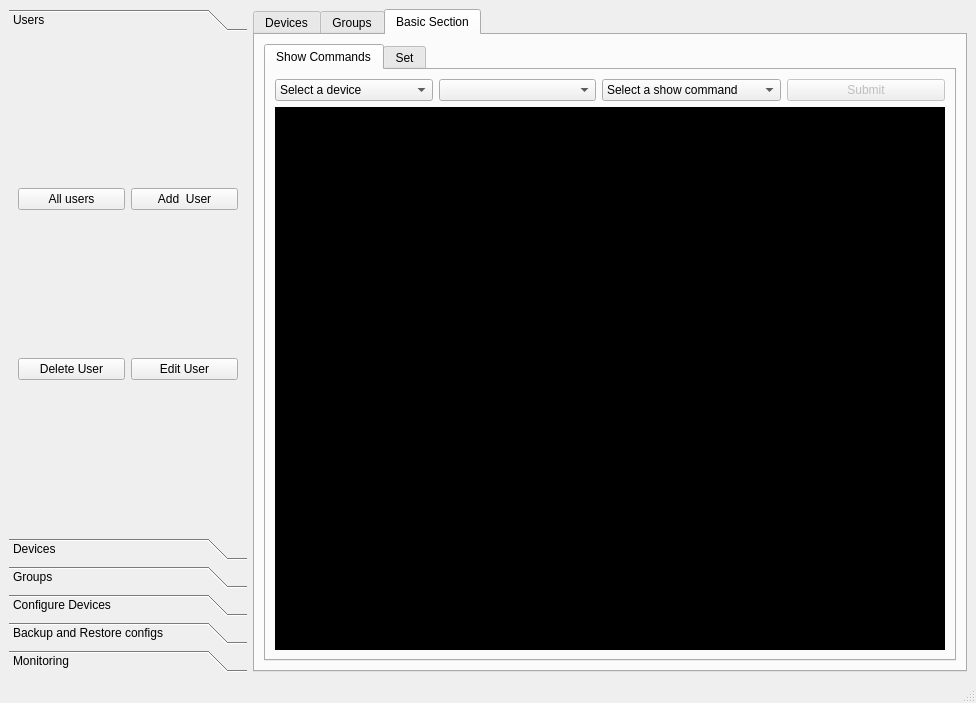
First picture: the form in main.ui, repository saad909/cnsrc, before the edit.
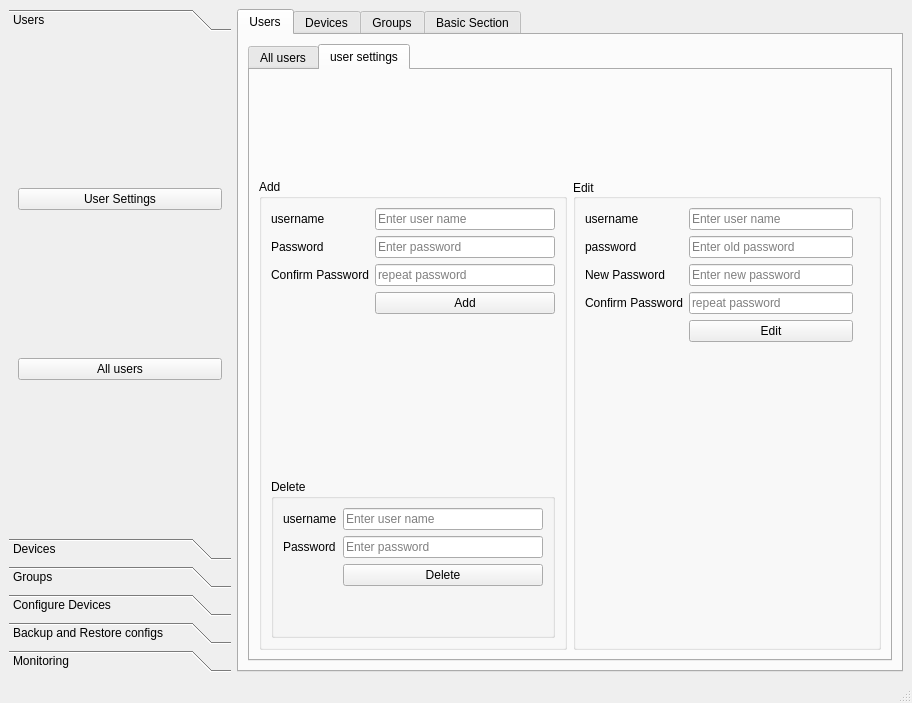
Second picture: the form after the edit. The open tabs and pages were chosen to show the change.

Commit message: Successful - users section gui created and connected with backend

```diff
--- a/main.ui
+++ b/main.ui
@@ -6,7 +6,7 @@
    <rect>
     <x>0</x>
     <y>0</y>
-    <width>976</width>
+    <width>912</width>
     <height>703</height>
    </rect>
   </property>
@@ -36,8 +36,291 @@
        <string notr="true"/>
       </property>
       <property name="currentIndex">
-       <number>2</number>
+       <number>0</number>
       </property>
+      <widget class="QWidget" name="tab_7">
+       <attribute name="title">
+        <string>Users</string>
+       </attribute>
+       <layout class="QGridLayout" name="gridLayout_19">
+        <item row="0" column="0">
+         <widget class="QTabWidget" name="tab_users">
+          <property name="currentIndex">
+           <number>1</number>
+          </property>
+          <widget class="QWidget" name="tab_8">
+           <attribute name="title">
+            <string>All users</string>
+           </attribute>
+          </widget>
+          <widget class="QWidget" name="tab_24">
+           <attribute name="title">
+            <string>user settings</string>
+           </attribute>
+           <layout class="QGridLayout" name="gridLayout">
+            <item row="0" column="0">
+             <layout class="QHBoxLayout" name="horizontalLayout_3">
+              <property name="leftMargin">
+               <number>0</number>
+              </property>
+              <property name="topMargin">
+               <number>100</number>
+              </property>
+              <item>
+               <widget class="QGroupBox" name="groupBox_3">
+                <property name="title">
+                 <string>Add</string>
+                </property>
+                <layout class="QGridLayout" name="gridLayout_9">
+                 <item row="1" column="0">
+                  <widget class="QLabel" name="label_5">
+                   <property name="text">
+                    <string>Password</string>
+                   </property>
+                  </widget>
+                 </item>
+                 <item row="0" column="1">
+                  <widget class="QLineEdit" name="txt_usr_add_username">
+                   <property name="placeholderText">
+                    <string>Enter user name</string>
+                   </property>
+                  </widget>
+                 </item>
+                 <item row="2" column="0">
+                  <widget class="QLabel" name="label_6">
+                   <property name="text">
+                    <string>Confirm Password</string>
+                   </property>
+                  </widget>
+                 </item>
+                 <item row="0" column="0">
+                  <widget class="QLabel" name="label_2">
+                   <property name="text">
+                    <string>username</string>
+                   </property>
+                  </widget>
+                 </item>
+                 <item row="2" column="1">
+                  <widget class="QLineEdit" name="txt_usr_add_confirm_password">
+                   <property name="echoMode">
+                    <enum>QLineEdit::Password</enum>
+                   </property>
+                   <property name="placeholderText">
+                    <string>repeat password</string>
+                   </property>
+                  </widget>
+                 </item>
+                 <item row="1" column="1">
+                  <widget class="QLineEdit" name="txt_usr_add_password">
+                   <property name="echoMode">
+                    <enum>QLineEdit::Password</enum>
+                   </property>
+                   <property name="placeholderText">
+                    <string>Enter password</string>
+                   </property>
+                  </widget>
+                 </item>
+                 <item row="4" column="1">
+                  <spacer name="verticalSpacer_5">
+                   <property name="orientation">
+                    <enum>Qt::Vertical</enum>
+                   </property>
+                   <property name="sizeHint" stdset="0">
+                    <size>
+                     <width>20</width>
+                     <height>40</height>
+                    </size>
+                   </property>
+                  </spacer>
+                 </item>
+                 <item row="5" column="0" colspan="2">
+                  <widget class="QGroupBox" name="groupBox_8">
+                   <property name="title">
+                    <string>Delete</string>
+                   </property>
+                   <layout class="QGridLayout" name="gridLayout_14">
+                    <item row="0" column="1">
+                     <widget class="QLineEdit" name="txt_usr_del_username">
+                      <property name="placeholderText">
+                       <string>Enter user name</string>
+                      </property>
+                     </widget>
+                    </item>
+                    <item row="1" column="1">
+                     <widget class="QLineEdit" name="txt_usr_del_password">
+                      <property name="echoMode">
+                       <enum>QLineEdit::Password</enum>
+                      </property>
+                      <property name="placeholderText">
+                       <string>Enter password</string>
+                      </property>
+                     </widget>
+                    </item>
+                    <item row="0" column="0">
+                     <widget class="QLabel" name="label_17">
+                      <property name="text">
+                       <string>username</string>
+                      </property>
+                     </widget>
+                    </item>
+                    <item row="1" column="0">
+                     <widget class="QLabel" name="label_18">
+                      <property name="text">
+                       <string>Password</string>
+                      </property>
+                     </widget>
+                    </item>
+                    <item row="2" column="1">
+                     <widget class="QPushButton" name="btn_usr_del_delete">
+                      <property name="text">
+                       <string>Delete</string>
+                      </property>
+                     </widget>
+                    </item>
+                    <item row="3" column="1">
+                     <spacer name="verticalSpacer_4">
+                      <property name="orientation">
+                       <enum>Qt::Vertical</enum>
+                      </property>
+                      <property name="sizeHint" stdset="0">
+                       <size>
+                        <width>20</width>
+                        <height>40</height>
+                       </size>
+                      </property>
+                     </spacer>
+                    </item>
+                   </layout>
+                  </widget>
+                 </item>
+                 <item row="3" column="1">
+                  <widget class="QPushButton" name="btn_usr_add_add">
+                   <property name="text">
+                    <string>Add</string>
+                   </property>
+                  </widget>
+                 </item>
+                </layout>
+               </widget>
+              </item>
+              <item>
+               <widget class="QGroupBox" name="groupBox_4">
+                <property name="title">
+                 <string>Edit</string>
+                </property>
+                <property name="alignment">
+                 <set>Qt::AlignLeading|Qt::AlignLeft|Qt::AlignVCenter</set>
+                </property>
+                <layout class="QGridLayout" name="gridLayout_13">
+                 <property name="rightMargin">
+                  <number>25</number>
+                 </property>
+                 <item row="3" column="0">
+                  <widget class="QLabel" name="label_10">
+                   <property name="text">
+                    <string>Confirm Password</string>
+                   </property>
+                  </widget>
+                 </item>
+                 <item row="2" column="1">
+                  <widget class="QLineEdit" name="txt_usr_edit_new_password">
+                   <property name="toolTip">
+                    <string>Leave empty, if don't want to change password</string>
+                   </property>
+                   <property name="echoMode">
+                    <enum>QLineEdit::Password</enum>
+                   </property>
+                   <property name="placeholderText">
+                    <string>Enter new password</string>
+                   </property>
+                  </widget>
+                 </item>
+                 <item row="3" column="1">
+                  <widget class="QLineEdit" name="txt_usr_edit_confirm_password">
+                   <property name="toolTip">
+                    <string>Leave empty, if don't want to change password</string>
+                   </property>
+                   <property name="echoMode">
+                    <enum>QLineEdit::Password</enum>
+                   </property>
+                   <property name="placeholderText">
+                    <string>repeat password</string>
+                   </property>
+                  </widget>
+                 </item>
+                 <item row="4" column="1">
+                  <layout class="QHBoxLayout" name="horizontalLayout_7">
+                   <item>
+                    <widget class="QPushButton" name="btn_user_edit_edit">
+                     <property name="text">
+                      <string>Edit</string>
+                     </property>
+                    </widget>
+                   </item>
+                  </layout>
+                 </item>
+                 <item row="0" column="0">
+                  <widget class="QLabel" name="label_11">
+                   <property name="text">
+                    <string>username</string>
+                   </property>
+                  </widget>
+                 </item>
+                 <item row="0" column="1">
+                  <widget class="QLineEdit" name="txt_usr_edit_username">
+                   <property name="placeholderText">
+                    <string>Enter user name</string>
+                   </property>
+                  </widget>
+                 </item>
+                 <item row="1" column="1">
+                  <widget class="QLineEdit" name="txt_usr_edit_password">
+                   <property name="echoMode">
+                    <enum>QLineEdit::Password</enum>
+                   </property>
+                   <property name="placeholderText">
+                    <string>Enter old password</string>
+                   </property>
+                  </widget>
+                 </item>
+                 <item row="1" column="0">
+                  <widget class="QLabel" name="label_9">
+                   <property name="text">
+                    <string>password</string>
+                   </property>
+                  </widget>
+                 </item>
+                 <item row="2" column="0">
+                  <widget class="QLabel" name="label_15">
+                   <property name="text">
+                    <string>New Password</string>
+                   </property>
+                  </widget>
+                 </item>
+                 <item row="5" column="1">
+                  <spacer name="verticalSpacer_2">
+                   <property name="orientation">
+                    <enum>Qt::Vertical</enum>
+                   </property>
+                   <property name="sizeHint" stdset="0">
+                    <size>
+                     <width>20</width>
+                     <height>40</height>
+                    </size>
+                   </property>
+                  </spacer>
+                 </item>
+                </layout>
+               </widget>
+              </item>
+             </layout>
+            </item>
+           </layout>
+          </widget>
+         </widget>
+        </item>
+       </layout>
+      </widget>
       <widget class="QWidget" name="tab">
        <attribute name="title">
         <string>Devices</string>
@@ -1068,42 +1351,28 @@
         <rect>
          <x>0</x>
          <y>0</y>
-         <width>215</width>
-         <height>476</height>
+         <width>177</width>
+         <height>490</height>
         </rect>
        </property>
        <attribute name="label">
         <string>Users</string>
        </attribute>
-       <layout class="QGridLayout" name="gridLayout">
-        <item row="1" column="1">
-         <widget class="QPushButton" name="pushButton_2">
+       <layout class="QGridLayout" name="gridLayout_15">
+        <item row="0" column="0">
+         <widget class="QPushButton" name="pb_usr_user_settings">
           <property name="text">
-           <string>Delete User</string>
+           <string>User Settings</string>
           </property>
          </widget>
         </item>
-        <item row="0" column="2">
-         <widget class="QPushButton" name="pushButton">
-          <property name="text">
-           <string>Add  User</string>
-          </property>
-         </widget>
-        </item>
-        <item row="0" column="1">
-         <widget class="QPushButton" name="pushButton_3">
+        <item row="1" column="0">
+         <widget class="QPushButton" name="pb_usr_all_users">
           <property name="text">
            <string>All users</string>
           </property>
          </widget>
         </item>
-        <item row="1" column="2">
-         <widget class="QPushButton" name="pushButton_5">
-          <property name="text">
-           <string>Edit User</string>
-          </property>
-         </widget>
-        </item>
        </layout>
       </widget>
       <widget class="QWidget" name="page_2">
```
Left out of the diff: 103 changed lines with no effect on the pictures. The commit also changes 11 other files.
